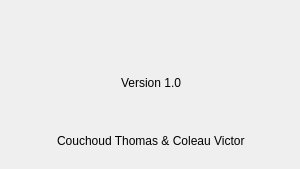
RakSrinaNa/DI4---QT, file Projet/AboutDialog.ui: the form before one commit.
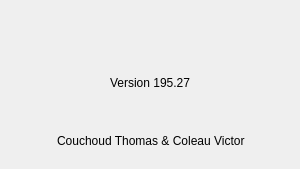
The form after the commit. Icons and pictures are not drawn.

```diff
--- a/Projet/AboutDialog.ui
+++ b/Projet/AboutDialog.ui
@@ -42,7 +42,7 @@
        <number>1</number>
       </property>
       <property name="text">
-       <string>Version 1.0</string>
+       <string>Version 195.27</string>
       </property>
       <property name="textFormat">
        <enum>Qt::AutoText</enum>
```
